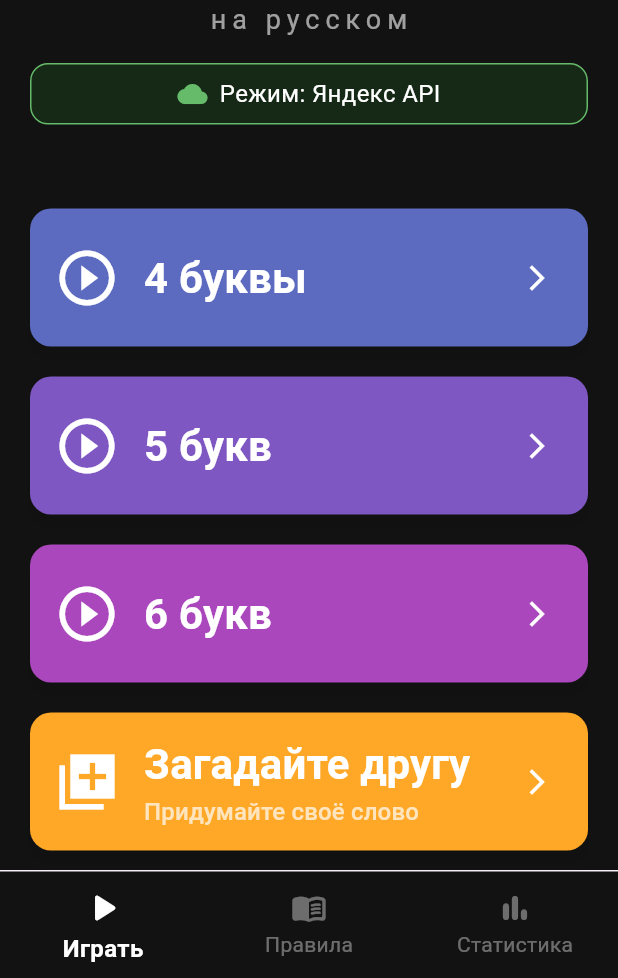
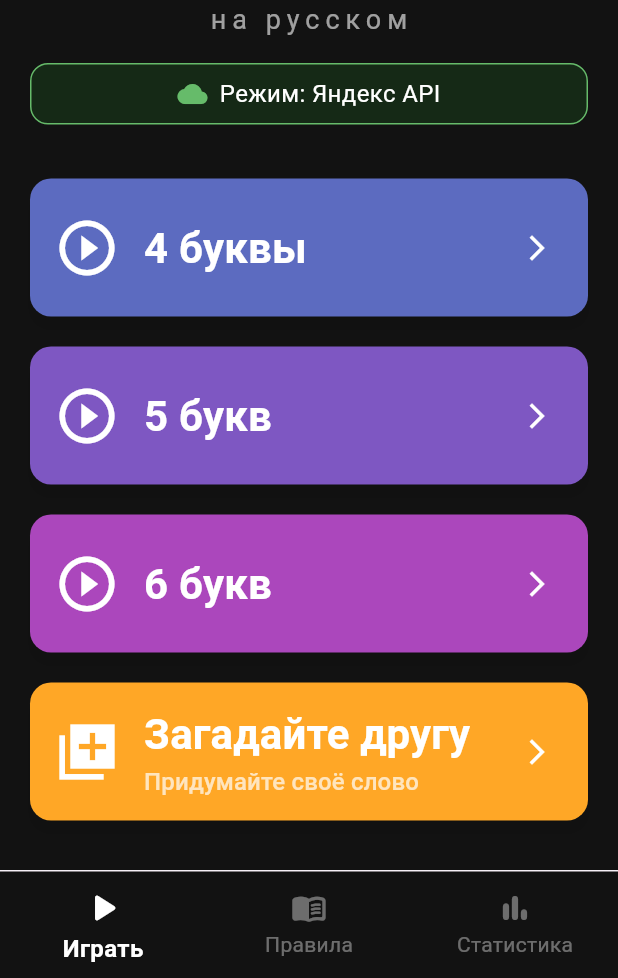
Before and after one commit to lookoffskiy/wordle-app, a Flutter app: the screen it shows after launch, on a phone screen of 412 x 824 dp, the part 258-1236 px from its top. Run offline on Flutter 3.47's test engine with Material 3 defaults, Android fonts, the phone set to English and light mode, and no system bars; our stand-ins replace google_fonts, shared_preferences; Roboto replaces fonts that are missing (Pangolin).

```diff
--- a/wordle_app/lib/UI/screens/mode_screen.dart
+++ b/wordle_app/lib/UI/screens/mode_screen.dart
@@ -204,7 +204,7 @@ class _ModeScreenState extends State<ModeScreen> {
               ),
             ),
 
-            const SizedBox(height: 30),
+            const SizedBox(height: 10),
 
             _modeButton(
               context: context,
@@ -249,21 +249,6 @@ class _ModeScreenState extends State<ModeScreen> {
             ),
 
             const Spacer(),
-
-            // Подсказка внизу экрана
-            Padding(
-              padding: const EdgeInsets.only(bottom: 20),
-              child: Text(
-                _useApi
-                    ? "Слова проверяются через Яндекс Словарь"
-                    : "Слова проверяются по локальному списку",
-                style: GoogleFonts.pangolin(
-                  fontSize: 14,
-                  color: Colors.white54,
-                ),
-                textAlign: TextAlign.center,
-              ),
-            ),
           ],
         ),
       ),
```
Also changed, not shown: wordle_app/pubspec.yaml (+8 -4 lines), wordle_app/assets/icon/icon.png (added), 6 other files.
